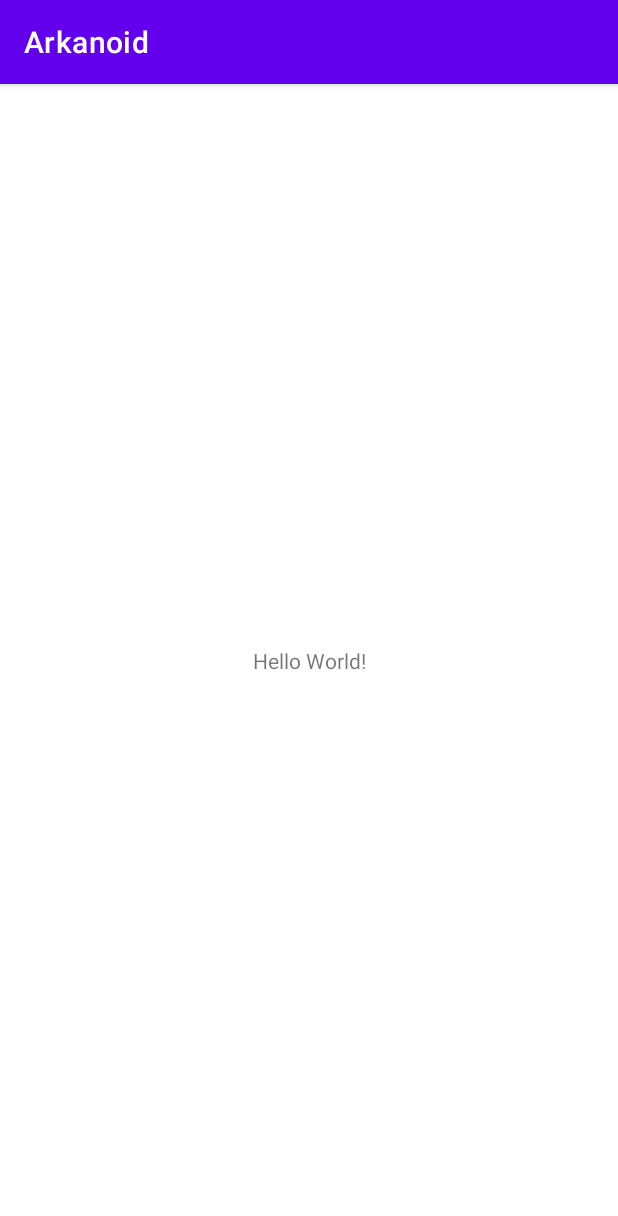
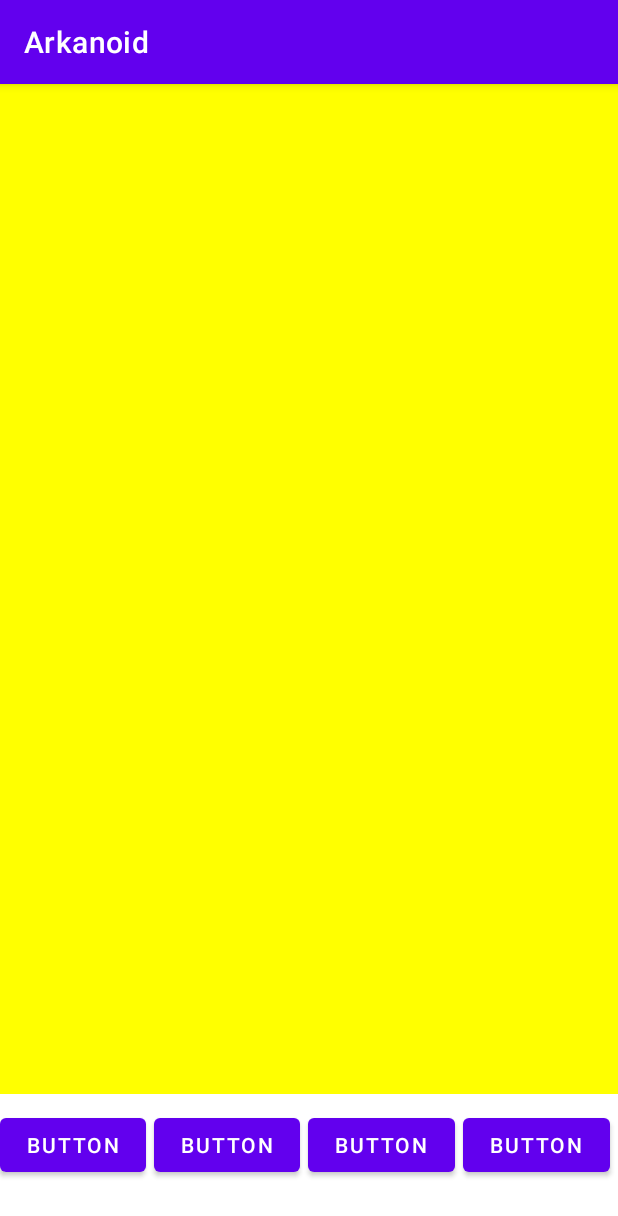
Before and after one commit to shlomoca/Arkanoid, an Android app: the screen it shows after launch (MainActivity), on a phone screen of 412 x 824 dp. Shown: the top 1216 px of the screen. Run offline under Robolectric (Android 15) with nearby library versions, the light colour scheme and no system bars.

Commit message:
intial commit

```diff
--- /dev/null
+++ b/app/src/main/java/com/danielr_shlomoc/ex2/Ball.java
@@ -0,0 +1,5 @@
+package com.danielr_shlomoc.ex2;
+
+public class Ball {
+
+}
--- a/app/src/main/java/com/danielr_shlomoc/ex2/GameView.java
+++ b/app/src/main/java/com/danielr_shlomoc/ex2/GameView.java
@@ -1,4 +1,44 @@
 package com.danielr_shlomoc.ex2;
 
-public class GameView {
+import android.content.Context;
+import android.graphics.Canvas;
+import android.graphics.Color;
+import android.graphics.Paint;
+import android.util.AttributeSet;
+import android.view.View;
+
+
+public class GameView extends View {
+
+    private static final int GET_READY_STATE = 1;
+    private static final int PLAYING_STATE = 2;
+    private static final int GAME_OVER_STATE = 3;
+    private Paint p;
+
+    public GameView(Context context, AttributeSet attrs) {
+        super(context, attrs);
+    }
+
+    @Override
+    protected void onDraw(Canvas canvas) {
+        super.onDraw(canvas);
+
+        p = new Paint();
+        p.setColor(Color.YELLOW);
+        p.setStyle(Paint.Style.FILL);
+//        canvas.drawCircle(getWidth()/2,getHeight()/2,100,p);
+        canvas.drawColor(Color.YELLOW);
+
+    }
+
+    @Override
+    protected void onSizeChanged(int w, int h, int oldw, int oldh) {
+        super.onSizeChanged(w, h, oldw, oldh);
+
+    }
+
+    public void drawObj(Paint p){
+
+
+    }
 }
--- a/app/src/main/java/com/danielr_shlomoc/ex2/MainActivity.java
+++ b/app/src/main/java/com/danielr_shlomoc/ex2/MainActivity.java
@@ -3,12 +3,23 @@ package com.danielr_shlomoc.ex2;
 import androidx.appcompat.app.AppCompatActivity;
 
 import android.os.Bundle;
+import android.view.View;
+import android.widget.Button;
 
-public class MainActivity extends AppCompatActivity {
+public class MainActivity extends AppCompatActivity implements View.OnClickListener {
 
     @Override
     protected void onCreate(Bundle savedInstanceState) {
         super.onCreate(savedInstanceState);
         setContentView(R.layout.activity_main);
+
+        Button btn1 = findViewById(R.id.button);
+
+        btn1.setOnClickListener(this);
+
+    }
+
+    @Override
+    public void onClick(View v) {
     }
 }
--- a/app/src/main/res/layout/activity_main.xml
+++ b/app/src/main/res/layout/activity_main.xml
@@ -1,18 +1,61 @@
 <?xml version="1.0" encoding="utf-8"?>
-<androidx.constraintlayout.widget.ConstraintLayout xmlns:android="http://schemas.android.com/apk/res/android"
+<LinearLayout xmlns:android="http://schemas.android.com/apk/res/android"
     xmlns:app="http://schemas.android.com/apk/res-auto"
     xmlns:tools="http://schemas.android.com/tools"
     android:layout_width="match_parent"
     android:layout_height="match_parent"
-    tools:context=".MainActivity">
+    android:orientation="vertical"
+    tools:context=".MainActivity"
+    >
 
-    <TextView
-        android:layout_width="wrap_content"
-        android:layout_height="wrap_content"
-        android:text="Hello World!"
-        app:layout_constraintBottom_toBottomOf="parent"
-        app:layout_constraintLeft_toLeftOf="parent"
-        app:layout_constraintRight_toRightOf="parent"
-        app:layout_constraintTop_toTopOf="parent" />
 
-</androidx.constraintlayout.widget.ConstraintLayout>
+
+    <com.danielr_shlomoc.ex2.GameView
+        android:id="@+id/gameViewID"
+        android:layout_width="match_parent"
+        android:layout_height="0dp"
+        android:layout_weight="8"
+        android:layout_marginBottom="10dp"/>
+
+    <LinearLayout
+        android:layout_width="match_parent"
+        android:layout_height="0dp"
+        android:layout_weight="1"
+        >
+
+        <Button
+            android:id="@+id/button4"
+            android:layout_marginRight="5dp"
+            android:layout_width="wrap_content"
+            android:layout_height="wrap_content"
+            android:layout_weight="1"
+            android:text="Button"
+            />
+
+        <Button
+            android:id="@+id/button3"
+            android:layout_marginRight="5dp"
+            android:layout_width="wrap_content"
+            android:layout_height="wrap_content"
+            android:layout_weight="1"
+            android:text="Button" />
+
+        <Button
+            android:id="@+id/button2"
+            android:layout_marginRight="5dp"
+            android:layout_width="wrap_content"
+            android:layout_height="wrap_content"
+            android:layout_weight="1"
+            android:text="Button" />
+
+        <Button
+            android:id="@+id/button"
+            android:layout_marginRight="5dp"
+            android:layout_width="wrap_content"
+            android:layout_height="wrap_content"
+            android:layout_weight="1"
+            android:text="Button" />
+    </LinearLayout>
+
+
+</LinearLayout>
```
